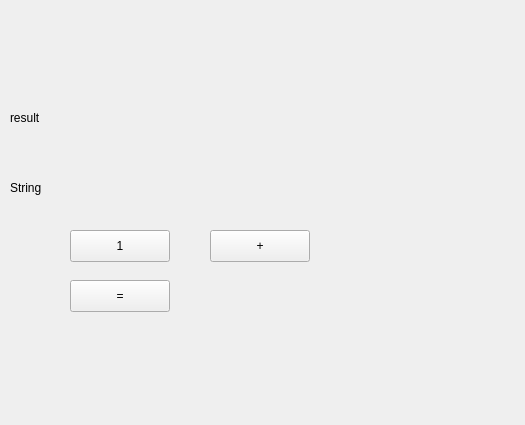
Old version of the form src/frontend/smartCalc/mainwindow.ui in the repository ara-bakiev997/C7_SmartCalc.
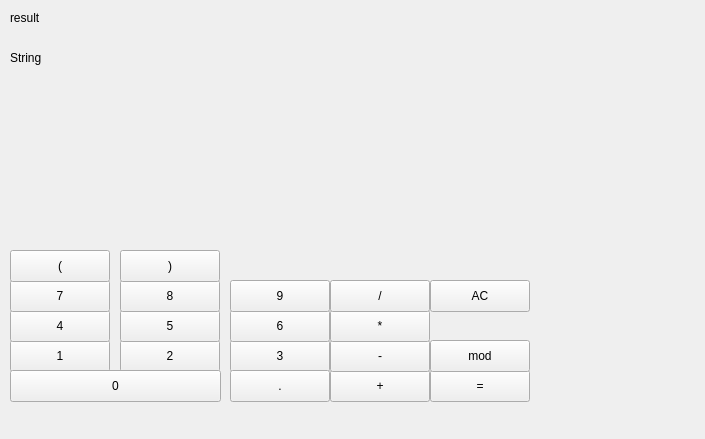
New version of the form.

Diff of the .ui file:
```diff
--- a/src/frontend/smartCalc/mainwindow.ui
+++ b/src/frontend/smartCalc/mainwindow.ui
@@ -6,8 +6,8 @@
    <rect>
     <x>0</x>
     <y>0</y>
-    <width>525</width>
-    <height>425</height>
+    <width>705</width>
+    <height>439</height>
    </rect>
   </property>
   <property name="windowTitle">
@@ -17,12 +17,15 @@
    <widget class="QLabel" name="string">
     <property name="geometry">
      <rect>
-      <x>80</x>
-      <y>170</y>
+      <x>70</x>
+      <y>40</y>
       <width>321</width>
       <height>41</height>
      </rect>
     </property>
+    <property name="styleSheet">
+     <string notr="true"/>
+    </property>
     <property name="text">
      <string/>
     </property>
@@ -30,8 +33,8 @@
    <widget class="QPushButton" name="pushButton_1">
     <property name="geometry">
      <rect>
-      <x>70</x>
-      <y>230</y>
+      <x>10</x>
+      <y>340</y>
       <width>100</width>
       <height>32</height>
      </rect>
@@ -43,12 +46,15 @@
    <widget class="QPushButton" name="pushButton_sum">
     <property name="geometry">
      <rect>
-      <x>210</x>
-      <y>230</y>
+      <x>330</x>
+      <y>370</y>
       <width>100</width>
       <height>32</height>
      </rect>
     </property>
+    <property name="styleSheet">
+     <string notr="true"/>
+    </property>
     <property name="text">
      <string>+</string>
     </property>
@@ -56,12 +62,15 @@
    <widget class="QPushButton" name="pushButton_equal">
     <property name="geometry">
      <rect>
-      <x>70</x>
-      <y>280</y>
+      <x>430</x>
+      <y>370</y>
       <width>100</width>
       <height>32</height>
      </rect>
     </property>
+    <property name="styleSheet">
+     <string notr="true"/>
+    </property>
     <property name="text">
      <string>=</string>
     </property>
@@ -70,7 +79,7 @@
     <property name="geometry">
      <rect>
       <x>10</x>
-      <y>180</y>
+      <y>50</y>
       <width>58</width>
       <height>16</height>
      </rect>
@@ -83,7 +92,7 @@
     <property name="geometry">
      <rect>
       <x>10</x>
-      <y>110</y>
+      <y>10</y>
       <width>58</width>
       <height>16</height>
      </rect>
@@ -96,15 +105,254 @@
     <property name="geometry">
      <rect>
       <x>70</x>
-      <y>100</y>
+      <y>0</y>
       <width>321</width>
       <height>41</height>
      </rect>
     </property>
+    <property name="styleSheet">
+     <string notr="true"/>
+    </property>
     <property name="text">
      <string/>
     </property>
    </widget>
+   <widget class="QPushButton" name="pushButton_2">
+    <property name="geometry">
+     <rect>
+      <x>120</x>
+      <y>340</y>
+      <width>100</width>
+      <height>32</height>
+     </rect>
+    </property>
+    <property name="text">
+     <string>2</string>
+    </property>
+   </widget>
+   <widget class="QPushButton" name="pushButton_3">
+    <property name="geometry">
+     <rect>
+      <x>230</x>
+      <y>340</y>
+      <width>100</width>
+      <height>32</height>
+     </rect>
+    </property>
+    <property name="text">
+     <string>3</string>
+    </property>
+   </widget>
+   <widget class="QPushButton" name="pushButton_4">
+    <property name="geometry">
+     <rect>
+      <x>10</x>
+      <y>310</y>
+      <width>100</width>
+      <height>32</height>
+     </rect>
+    </property>
+    <property name="text">
+     <string>4</string>
+    </property>
+   </widget>
+   <widget class="QPushButton" name="pushButton_5">
+    <property name="geometry">
+     <rect>
+      <x>120</x>
+      <y>310</y>
+      <width>100</width>
+      <height>32</height>
+     </rect>
+    </property>
+    <property name="text">
+     <string>5</string>
+    </property>
+   </widget>
+   <widget class="QPushButton" name="pushButton_6">
+    <property name="geometry">
+     <rect>
+      <x>230</x>
+      <y>310</y>
+      <width>100</width>
+      <height>32</height>
+     </rect>
+    </property>
+    <property name="text">
+     <string>6</string>
+    </property>
+   </widget>
+   <widget class="QPushButton" name="pushButton_7">
+    <property name="geometry">
+     <rect>
+      <x>10</x>
+      <y>280</y>
+      <width>100</width>
+      <height>32</height>
+     </rect>
+    </property>
+    <property name="text">
+     <string>7</string>
+    </property>
+   </widget>
+   <widget class="QPushButton" name="pushButton_8">
+    <property name="geometry">
+     <rect>
+      <x>120</x>
+      <y>280</y>
+      <width>100</width>
+      <height>32</height>
+     </rect>
+    </property>
+    <property name="text">
+     <string>8</string>
+    </property>
+   </widget>
+   <widget class="QPushButton" name="pushButton_9">
+    <property name="geometry">
+     <rect>
+      <x>230</x>
+      <y>280</y>
+      <width>100</width>
+      <height>32</height>
+     </rect>
+    </property>
+    <property name="text">
+     <string>9</string>
+    </property>
+   </widget>
+   <widget class="QPushButton" name="pushButton_0">
+    <property name="geometry">
+     <rect>
+      <x>10</x>
+      <y>370</y>
+      <width>211</width>
+      <height>32</height>
+     </rect>
+    </property>
+    <property name="text">
+     <string>0</string>
+    </property>
+   </widget>
+   <widget class="QPushButton" name="pushButton_sub">
+    <property name="geometry">
+     <rect>
+      <x>330</x>
+      <y>340</y>
+      <width>100</width>
+      <height>32</height>
+     </rect>
+    </property>
+    <property name="styleSheet">
+     <string notr="true"/>
+    </property>
+    <property name="text">
+     <string>-</string>
+    </property>
+   </widget>
+   <widget class="QPushButton" name="pushButton_AC">
+    <property name="geometry">
+     <rect>
+      <x>430</x>
+      <y>280</y>
+      <width>100</width>
+      <height>32</height>
+     </rect>
+    </property>
+    <property name="styleSheet">
+     <string notr="true"/>
+    </property>
+    <property name="text">
+     <string>AC</string>
+    </property>
+   </widget>
+   <widget class="QPushButton" name="pushButton_dot">
+    <property name="geometry">
+     <rect>
+      <x>230</x>
+      <y>370</y>
+      <width>100</width>
+      <height>32</height>
+     </rect>
+    </property>
+    <property name="text">
+     <string>.</string>
+    </property>
+   </widget>
+   <widget class="QPushButton" name="pushButton_mul">
+    <property name="geometry">
+     <rect>
+      <x>330</x>
+      <y>310</y>
+      <width>100</width>
+      <height>32</height>
+     </rect>
+    </property>
+    <property name="styleSheet">
+     <string notr="true"/>
+    </property>
+    <property name="text">
+     <string>*</string>
+    </property>
+   </widget>
+   <widget class="QPushButton" name="pushButton_div">
+    <property name="geometry">
+     <rect>
+      <x>330</x>
+      <y>280</y>
+      <width>100</width>
+      <height>32</height>
+     </rect>
+    </property>
+    <property name="styleSheet">
+     <string notr="true"/>
+    </property>
+    <property name="text">
+     <string>/</string>
+    </property>
+   </widget>
+   <widget class="QPushButton" name="pushButton_mod">
+    <property name="geometry">
+     <rect>
+      <x>430</x>
+      <y>340</y>
+      <width>100</width>
+      <height>32</height>
+     </rect>
+    </property>
+    <property name="styleSheet">
+     <string notr="true"/>
+    </property>
+    <property name="text">
+     <string>mod</string>
+    </property>
+   </widget>
+   <widget class="QPushButton" name="pushButton_openBracket">
+    <property name="geometry">
+     <rect>
+      <x>10</x>
+      <y>250</y>
+      <width>100</width>
+      <height>32</height>
+     </rect>
+    </property>
+    <property name="text">
+     <string>(</string>
+    </property>
+   </widget>
+   <widget class="QPushButton" name="pushButton_closeBracket">
+    <property name="geometry">
+     <rect>
+      <x>120</x>
+      <y>250</y>
+      <width>100</width>
+      <height>32</height>
+     </rect>
+    </property>
+    <property name="text">
+     <string>)</string>
+    </property>
+   </widget>
   </widget>
  </widget>
  <resources/>
```
